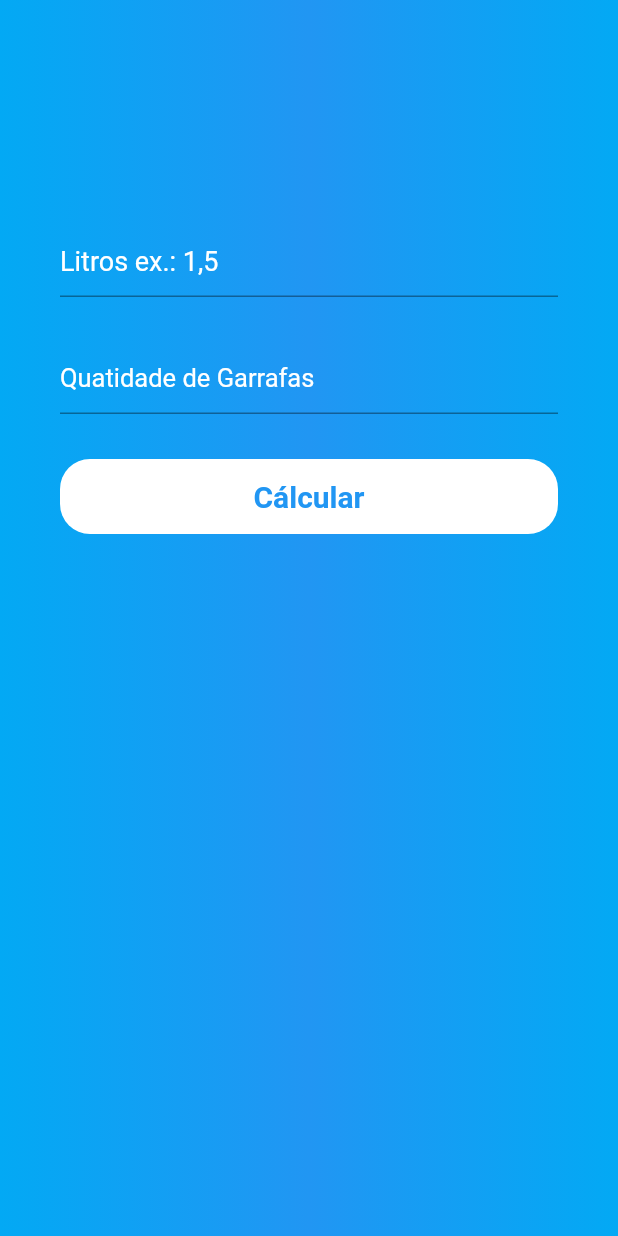
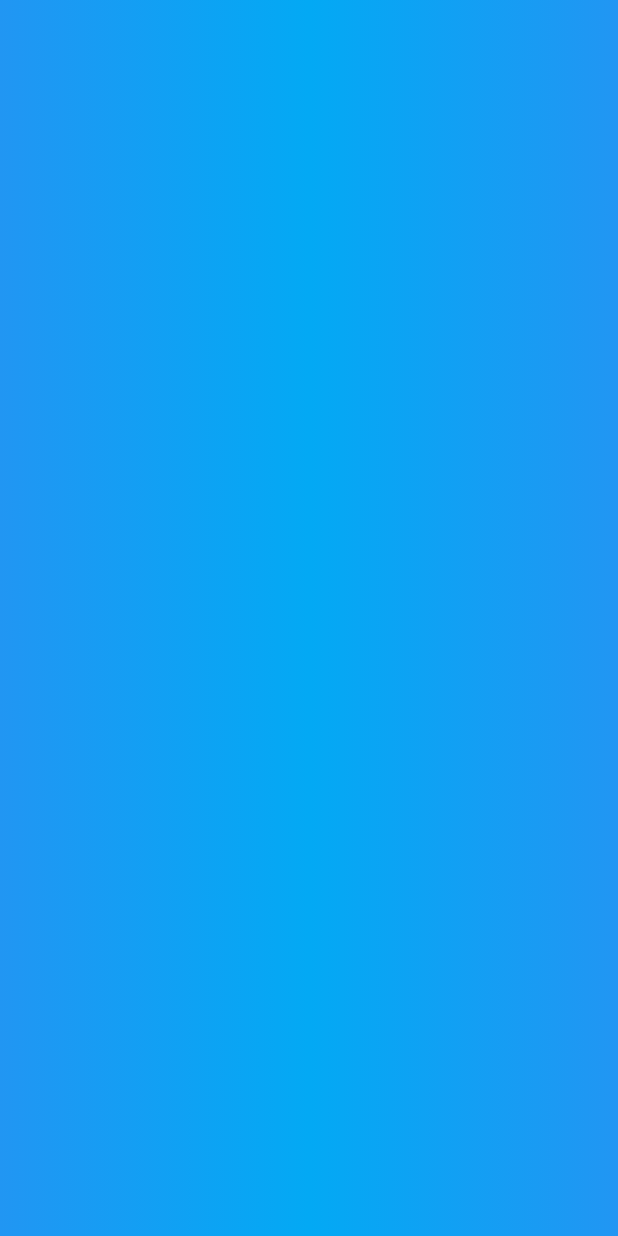
Before and after one commit to romeuporto/garrafas, a Flutter app: the screen it shows after launch, after a tap on "Cálcular", on a phone screen of 412 x 824 dp. Run offline on Flutter 3.47's test engine with Material 2 defaults, Android fonts, the phone set to English and light mode, and no system bars.

Commit message:
Create Page Result

```diff
--- a/garrfas/lib/PageHome.dart
+++ b/garrfas/lib/PageHome.dart
@@ -1,4 +1,5 @@
 import 'package:flutter/material.dart';
+import 'package:garrfas/Result.dart';
 
 class PageHome extends StatefulWidget {
   @override
@@ -10,9 +11,12 @@ class _PageHomeState extends State<PageHome> {
   TextEditingController _calcLitros = TextEditingController();
   TextEditingController _calcQuant = TextEditingController();
 
-  void exibirResult(){
-    print("valor digitado " + _calcQuant.text);
 
+
+  void exibirResult() {
+    var listBals = _calcQuant.text;
+    listBals.split(",");
+    print("Digitado " + _calcQuant.text);
   }
 
 
@@ -113,10 +117,15 @@ class _PageHomeState extends State<PageHome> {
                     ),
                   onPressed: (){
                       exibirResult();
+                      Navigator.push(
+                          context,
+                          MaterialPageRoute(
+                              builder: (contexte) => Result()
+                          )
+                      );
                   },
                 ),
               ),
-
             ),
           ],
         ),
--- /dev/null
+++ b/garrfas/lib/Result.dart
@@ -0,0 +1,28 @@
+import 'package:flutter/material.dart';
+
+class Result extends StatefulWidget {
+  @override
+  _ResultState createState() => _ResultState();
+}
+
+class _ResultState extends State<Result> {
+  @override
+  Widget build(BuildContext context) {
+    return Scaffold(
+      body: Container(
+        padding: EdgeInsets.all(30),
+        decoration: BoxDecoration(
+          gradient: LinearGradient(
+              begin: Alignment.centerLeft,
+              end: Alignment.centerRight,
+              colors: [
+                Colors.blue,
+                Colors.lightBlue,
+                Colors.blue,
+              ]
+          ),
+        ),
+      ),
+    );
+  }
+}
```
